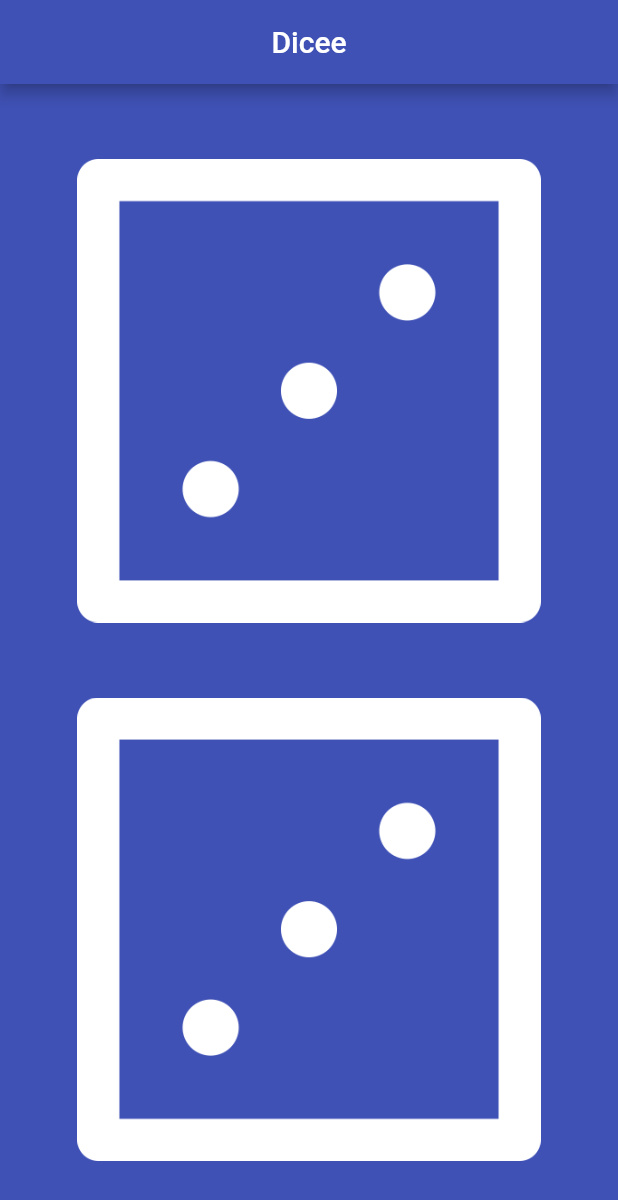
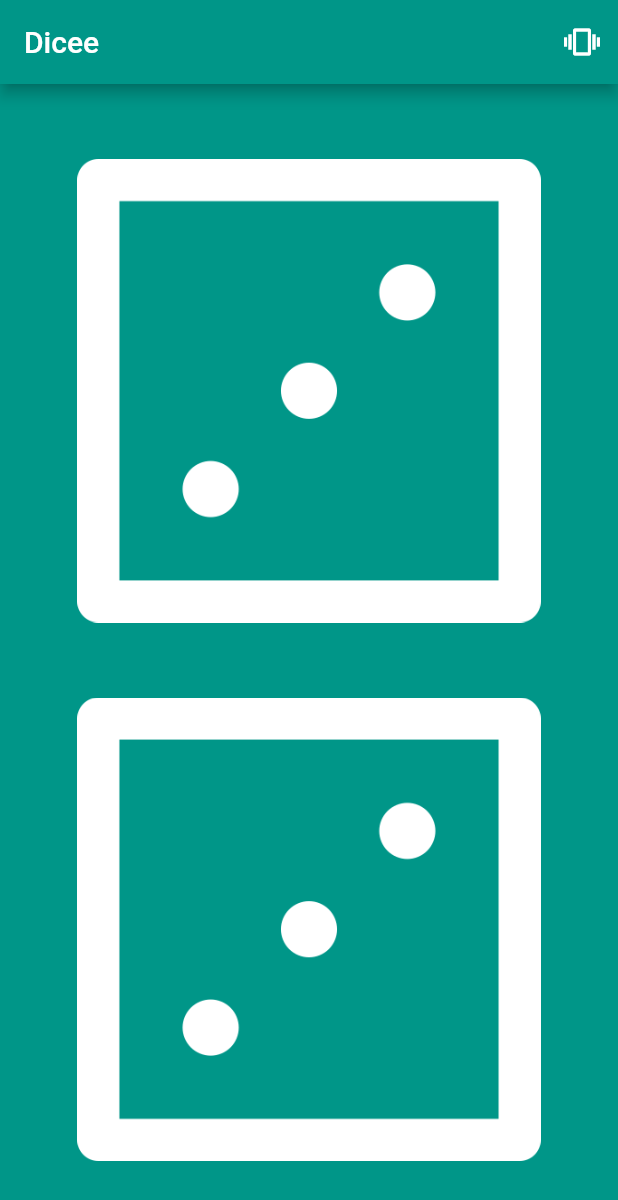
Before and after one commit to priteshkeleven/dicee-flutter, a Flutter app: the screen it shows after launch, on a phone screen of 412 x 824 dp. Shown: the top 1200 px of the screen. Run offline on Flutter 3.47's test engine with Material 2 defaults, Android fonts, the phone set to English and light mode, and no system bars; our stand-ins replace vibration; missing offline and left inert: shake.

Commit message:
Added functionality to turn off vibrations

```diff
--- a/lib/main.dart
+++ b/lib/main.dart
@@ -8,27 +8,58 @@ void main() {
   return runApp(MyApp());
 }
 
-class MyApp extends StatelessWidget {
+class MyApp extends StatefulWidget {
+  @override
+  _MyAppState createState() => _MyAppState();
+}
+
+class _MyAppState extends State<MyApp> {
+  bool phoneVibrate = true;
+
   @override
   Widget build(BuildContext context) {
     // TODO: implement build
     return MaterialApp(
       home: Scaffold(
-        backgroundColor: Colors.indigo,
+        backgroundColor: Colors.teal,
         appBar: AppBar(
-          centerTitle: true,
           title: Text(
             "Dicee",
           ),
-          backgroundColor: Colors.indigo,
+          actions: phoneVibrate
+              ? [
+                  IconButton(
+                    icon: Icon(Icons.vibration),
+                    onPressed: () {
+                      setState(() {
+                        phoneVibrate = false;
+                      });
+                    },
+                  )
+                ]
+              : [
+                  IconButton(
+                    icon: Icon(Icons.notifications_off_outlined),
+                    onPressed: () {
+                      setState(() {
+                        phoneVibrate = true;
+                      });
+                    },
+                  )
+                ],
+          backgroundColor: Colors.teal,
         ),
-        body: DicePage(),
+        body: DicePage(phoneVibrate),
       ),
     );
   }
 }
 
+// ignore: must_be_immutable
 class DicePage extends StatefulWidget {
+  bool phoneVibrate;
+
+  DicePage(this.phoneVibrate);
   @override
   _DicePageState createState() => _DicePageState();
 }
@@ -38,7 +69,9 @@ class _DicePageState extends State<DicePage> {
   int btmDiceNumber = 3;
 
   void changeDiceNumbers() {
-    Vibration.vibrate();
+    if (widget.phoneVibrate) {
+      Vibration.vibrate();
+    }
     setState(() {
       topDiceNumber = Random().nextInt(6) + 1;
       btmDiceNumber = Random().nextInt(6) + 1;
```
Also changed, not shown: 2 other files.
